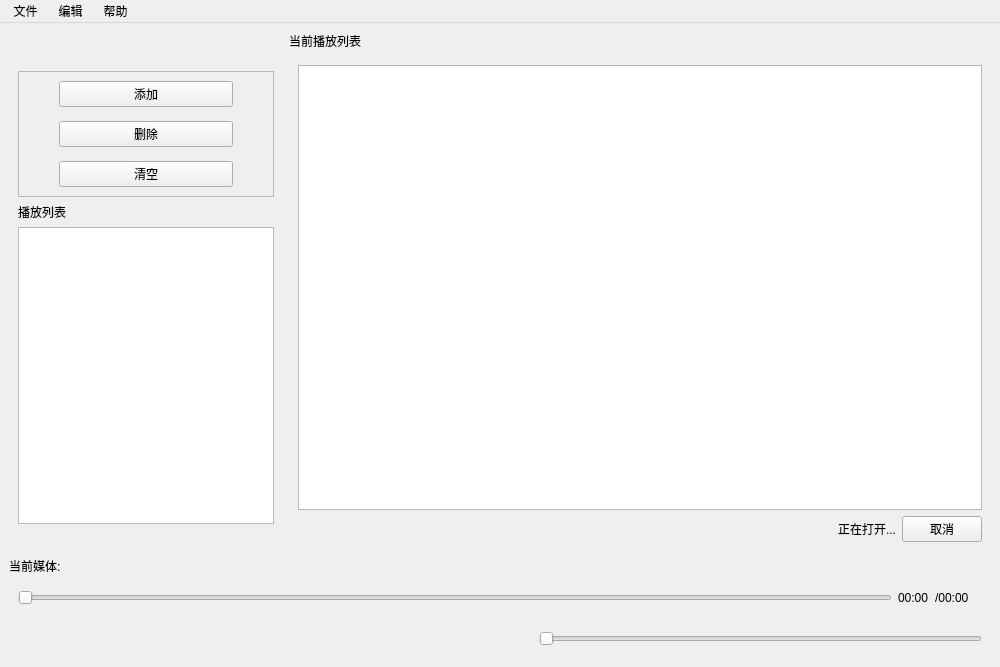
First picture: the form in src/playerwindow.ui, repository Remaker01/TinyPlayer, before the edit.
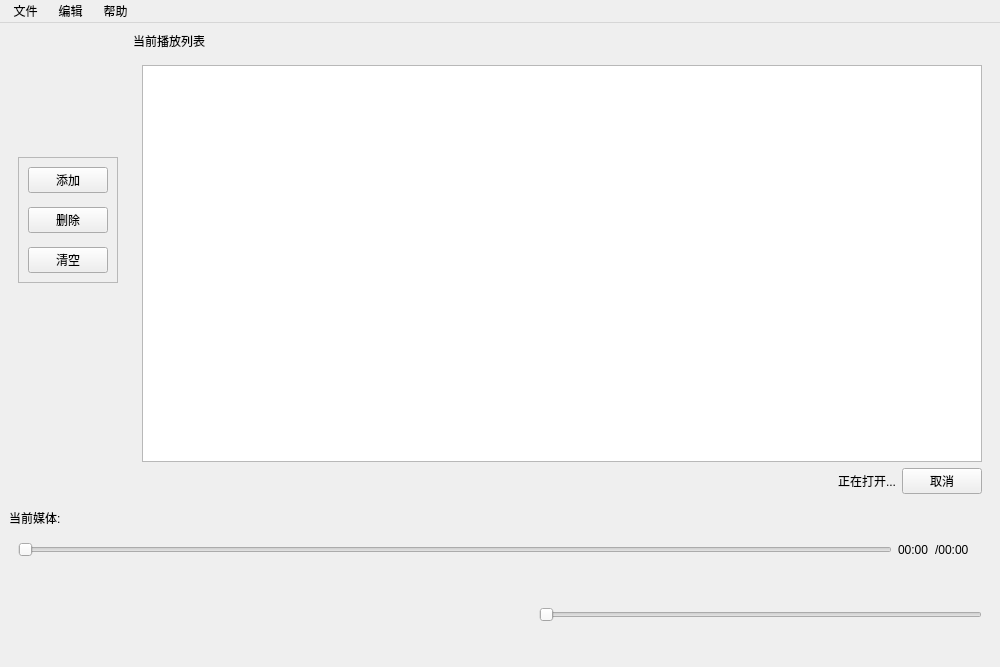
Second picture: the form after the edit. Icons and pictures are not drawn. Custom widgets are drawn as their Qt base class.

Commit message: 加入更多图标，支持更多格式，支持专辑图片，修改文件合法性判断 放弃使用多播放列表

Diff of the .ui file:
```diff
--- a/src/playerwindow.ui
+++ b/src/playerwindow.ui
@@ -50,12 +50,6 @@
       <layout class="QGridLayout" name="gridLayout">
        <item row="2" column="2">
         <widget class="QLabel" name="waitingLabel">
-         <property name="sizePolicy">
-          <sizepolicy hsizetype="Preferred" vsizetype="Maximum">
-           <horstretch>0</horstretch>
-           <verstretch>0</verstretch>
-          </sizepolicy>
-         </property>
          <property name="text">
           <string>正在打开...</string>
          </property>
@@ -95,6 +89,12 @@
     </item>
     <item row="0" column="1">
      <widget class="QLabel" name="curlistLabel">
+      <property name="sizePolicy">
+       <sizepolicy hsizetype="Preferred" vsizetype="Maximum">
+        <horstretch>0</horstretch>
+        <verstretch>0</verstretch>
+       </sizepolicy>
+      </property>
       <property name="text">
        <string>当前播放列表</string>
       </property>
@@ -182,12 +182,6 @@
        </item>
        <item>
         <widget class="PlayerButton" name="playButton">
-         <property name="sizePolicy">
-          <sizepolicy hsizetype="Fixed" vsizetype="Preferred">
-           <horstretch>0</horstretch>
-           <verstretch>0</verstretch>
-          </sizepolicy>
-         </property>
          <property name="toolTip">
           <string>开始</string>
          </property>
@@ -198,12 +192,6 @@
        </item>
        <item>
         <widget class="PlayerButton" name="stopButton">
-         <property name="sizePolicy">
-          <sizepolicy hsizetype="Fixed" vsizetype="Preferred">
-           <horstretch>0</horstretch>
-           <verstretch>0</verstretch>
-          </sizepolicy>
-         </property>
          <property name="toolTip">
           <string>停止</string>
          </property>
@@ -273,7 +261,7 @@
     <item row="8" column="1">
      <widget class="QLabel" name="mediaLabel">
       <property name="sizePolicy">
-       <sizepolicy hsizetype="Preferred" vsizetype="Preferred">
+       <sizepolicy hsizetype="Preferred" vsizetype="Fixed">
         <horstretch>0</horstretch>
         <verstretch>0</verstretch>
        </sizepolicy>
@@ -288,12 +276,18 @@
     </item>
     <item row="8" column="0">
      <widget class="QLabel" name="mediaLabel0">
+      <property name="sizePolicy">
+       <sizepolicy hsizetype="Preferred" vsizetype="Fixed">
+        <horstretch>0</horstretch>
+        <verstretch>0</verstretch>
+       </sizepolicy>
+      </property>
       <property name="text">
        <string>当前媒体:</string>
       </property>
      </widget>
     </item>
-    <item row="2" column="0">
+    <item row="2" column="0" rowspan="2">
      <widget class="QWidget" name="leftWidget" native="true">
       <property name="sizePolicy">
        <sizepolicy hsizetype="Fixed" vsizetype="Minimum">
@@ -320,16 +314,10 @@
           <property name="spacing">
            <number>14</number>
           </property>
-          <property name="leftMargin">
-           <number>40</number>
-          </property>
-          <property name="rightMargin">
-           <number>40</number>
-          </property>
           <item>
            <widget class="QPushButton" name="addButton">
             <property name="sizePolicy">
-             <sizepolicy hsizetype="Expanding" vsizetype="Fixed">
+             <sizepolicy hsizetype="Preferred" vsizetype="Fixed">
               <horstretch>0</horstretch>
               <verstretch>0</verstretch>
              </sizepolicy>
@@ -401,19 +389,12 @@
         </widget>
        </item>
        <item>
-        <widget class="QLabel" name="listsLabel">
-         <property name="text">
-          <string>播放列表</string>
+        <widget class="QLabel" name="albumLabel">
+         <property name="pixmap">
+          <pixmap resource="../resource.qrc">:/Icons/images/non-music.png</pixmap>
          </property>
-        </widget>
-       </item>
-       <item>
-        <widget class="PlayListView" name="listsView">
-         <property name="sizePolicy">
-          <sizepolicy hsizetype="Preferred" vsizetype="Expanding">
-           <horstretch>0</horstretch>
-           <verstretch>0</verstretch>
-          </sizepolicy>
+         <property name="scaledContents">
+          <bool>false</bool>
          </property>
         </widget>
        </item>
```
Left out of the diff: 8 changed lines with no effect on the pictures. The commit also changes 14 other files.
